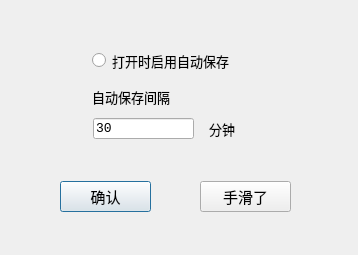
This is SettingsDialog.ui in Flaaax/BackupManager64 as Qt 5 draws it before an edit. The edited form follows.
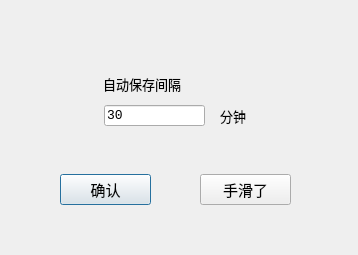
This is the edited form.

Patch:
```diff
--- a/SettingsDialog.ui
+++ b/SettingsDialog.ui
@@ -22,7 +22,7 @@
    <property name="geometry">
     <rect>
      <x>60</x>
-     <y>181</y>
+     <y>174</y>
      <width>91</width>
      <height>31</height>
     </rect>
@@ -41,7 +41,7 @@
    <property name="geometry">
     <rect>
      <x>200</x>
-     <y>181</y>
+     <y>174</y>
      <width>91</width>
      <height>31</height>
     </rect>
@@ -59,8 +59,8 @@
   <widget class="QLineEdit" name="autobkPeriodEd">
    <property name="geometry">
     <rect>
-     <x>93</x>
-     <y>118</y>
+     <x>104</x>
+     <y>105</y>
      <width>101</width>
      <height>21</height>
     </rect>
@@ -75,30 +75,11 @@
     <string>30</string>
    </property>
   </widget>
-  <widget class="QRadioButton" name="autobkEnableBtn">
-   <property name="geometry">
-    <rect>
-     <x>92</x>
-     <y>40</y>
-     <width>241</width>
-     <height>41</height>
-    </rect>
-   </property>
-   <property name="font">
-    <font>
-     <family>微软雅黑 Light</family>
-     <pointsize>10</pointsize>
-    </font>
-   </property>
-   <property name="text">
-    <string>打开时启用自动保存</string>
-   </property>
-  </widget>
   <widget class="QLabel" name="label">
    <property name="geometry">
     <rect>
-     <x>92</x>
-     <y>86</y>
+     <x>103</x>
+     <y>73</y>
      <width>201</width>
      <height>21</height>
     </rect>
@@ -116,8 +97,8 @@
   <widget class="QLabel" name="label_2">
    <property name="geometry">
     <rect>
-     <x>209</x>
-     <y>118</y>
+     <x>220</x>
+     <y>105</y>
      <width>72</width>
      <height>21</height>
     </rect>
```
